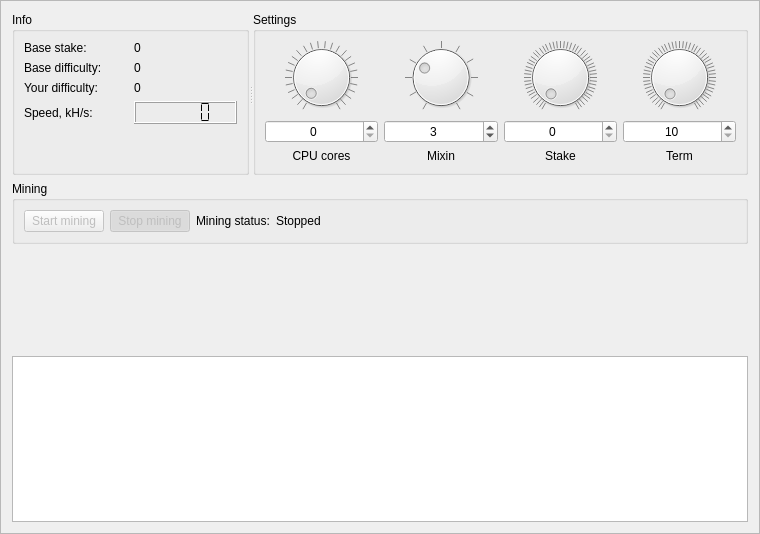
Qt form src/gui/ui/miningframe.ui (aivve/KarbowanecWallet) before a commit.
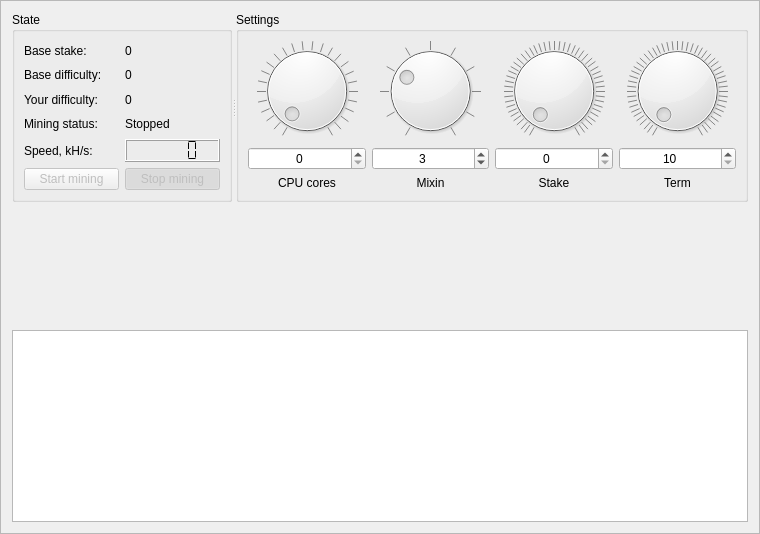
The same form after that commit. Custom widgets are drawn as their Qt base class.

Commit message: Rearranged mining frame layout and fixed some bugs

What changed in the file:
```diff
--- a/src/gui/ui/miningframe.ui
+++ b/src/gui/ui/miningframe.ui
@@ -30,30 +30,9 @@
      </property>
      <widget class="QGroupBox" name="groupBox">
       <property name="title">
-       <string>Info</string>
+       <string>State</string>
       </property>
       <layout class="QGridLayout" name="gridLayout">
-       <item row="2" column="0">
-        <widget class="QLabel" name="label_9">
-         <property name="text">
-          <string>Your difficulty:</string>
-         </property>
-        </widget>
-       </item>
-       <item row="3" column="1">
-        <widget class="QLCDNumber" name="m_hashratelcdNumber">
-         <property name="segmentStyle">
-          <enum>QLCDNumber::Flat</enum>
-         </property>
-        </widget>
-       </item>
-       <item row="0" column="1">
-        <widget class="QLabel" name="m_stakeLabel">
-         <property name="text">
-          <string>0</string>
-         </property>
-        </widget>
-       </item>
        <item row="2" column="1">
         <widget class="QLabel" name="m_minerDiff">
          <property name="text">
@@ -61,31 +40,67 @@
          </property>
         </widget>
        </item>
-       <item row="5" column="0" colspan="2">
-        <spacer name="verticalSpacer">
-         <property name="orientation">
-          <enum>Qt::Vertical</enum>
+       <item row="5" column="1">
+        <widget class="QPushButton" name="m_stopSolo">
+         <property name="enabled">
+          <bool>false</bool>
          </property>
-         <property name="sizeHint" stdset="0">
-          <size>
-           <width>188</width>
-           <height>39</height>
-          </size>
+         <property name="text">
+          <string>Stop mining</string>
          </property>
-        </spacer>
+         <property name="checkable">
+          <bool>true</bool>
+         </property>
+         <property name="checked">
+          <bool>true</bool>
+         </property>
+         <attribute name="buttonGroup">
+          <string notr="true">m_soloButtonGroup</string>
+         </attribute>
+        </widget>
+       </item>
+       <item row="1" column="1">
+        <widget class="QLabel" name="m_baseDiff">
+         <property name="text">
+          <string>0</string>
+         </property>
+        </widget>
        </item>
        <item row="3" column="0">
+        <widget class="QLabel" name="label_4">
+         <property name="text">
+          <string>Mining status:</string>
+         </property>
+        </widget>
+       </item>
+       <item row="4" column="1">
+        <widget class="QLCDNumber" name="m_hashratelcdNumber">
+         <property name="segmentStyle">
+          <enum>QLCDNumber::Flat</enum>
+         </property>
+        </widget>
+       </item>
+       <item row="4" column="0">
         <widget class="QLabel" name="label_6">
          <property name="text">
           <string>Speed, kH/s:</string>
          </property>
         </widget>
        </item>
-       <item row="0" column="0">
-        <widget class="QLabel" name="label">
+       <item row="5" column="0">
+        <widget class="QPushButton" name="m_startSolo">
+         <property name="enabled">
+          <bool>false</bool>
+         </property>
          <property name="text">
-          <string>Base stake:</string>
+          <string>Start mining</string>
          </property>
+         <property name="checkable">
+          <bool>true</bool>
+         </property>
+         <attribute name="buttonGroup">
+          <string notr="true">m_soloButtonGroup</string>
+         </attribute>
         </widget>
        </item>
        <item row="1" column="0">
@@ -95,13 +110,34 @@
          </property>
         </widget>
        </item>
-       <item row="1" column="1">
-        <widget class="QLabel" name="m_baseDiff">
+       <item row="2" column="0">
+        <widget class="QLabel" name="label_9">
+         <property name="text">
+          <string>Your difficulty:</string>
+         </property>
+        </widget>
+       </item>
+       <item row="0" column="1">
+        <widget class="QLabel" name="m_stakeLabel">
          <property name="text">
           <string>0</string>
          </property>
         </widget>
        </item>
+       <item row="0" column="0">
+        <widget class="QLabel" name="label">
+         <property name="text">
+          <string>Base stake:</string>
+         </property>
+        </widget>
+       </item>
+       <item row="3" column="1">
+        <widget class="QLabel" name="m_soloLabel">
+         <property name="text">
+          <string>Stopped</string>
+         </property>
+        </widget>
+       </item>
       </layout>
      </widget>
      <widget class="QGroupBox" name="groupBox_3">
@@ -294,83 +330,6 @@
      </widget>
     </widget>
    </item>
-   <item>
-    <widget class="QGroupBox" name="groupBox_2">
-     <property name="minimumSize">
-      <size>
-       <width>0</width>
-       <height>0</height>
-      </size>
-     </property>
-     <property name="title">
-      <string>Mining</string>
-     </property>
-     <layout class="QGridLayout" name="gridLayout_4">
-      <item row="0" column="1">
-       <widget class="QPushButton" name="m_stopSolo">
-        <property name="enabled">
-         <bool>false</bool>
-        </property>
-        <property name="text">
-         <string>Stop mining</string>
-        </property>
-        <property name="checkable">
-         <bool>true</bool>
-        </property>
-        <property name="checked">
-         <bool>true</bool>
-        </property>
-        <attribute name="buttonGroup">
-         <string notr="true">m_soloButtonGroup</string>
-        </attribute>
-       </widget>
-      </item>
-      <item row="0" column="0">
-       <widget class="QPushButton" name="m_startSolo">
-        <property name="enabled">
-         <bool>false</bool>
-        </property>
-        <property name="text">
-         <string>Start mining</string>
-        </property>
-        <property name="checkable">
-         <bool>true</bool>
-        </property>
-        <attribute name="buttonGroup">
-         <string notr="true">m_soloButtonGroup</string>
-        </attribute>
-       </widget>
-      </item>
-      <item row="0" column="4">
-       <spacer name="horizontalSpacer_2">
-        <property name="orientation">
-         <enum>Qt::Horizontal</enum>
-        </property>
-        <property name="sizeHint" stdset="0">
-         <size>
-          <width>555</width>
-          <height>20</height>
-         </size>
-        </property>
-       </spacer>
-      </item>
-      <item row="0" column="3">
-       <widget class="QLabel" name="m_soloLabel">
-        <property name="text">
-         <string>Stopped</string>
-        </property>
-       </widget>
-      </item>
-      <item row="0" column="2">
-       <widget class="QLabel" name="label_4">
-        <property name="text">
-         <string>Mining status:</string>
-        </property>
-       </widget>
-      </item>
-     </layout>
-    </widget>
-   </item>
    <item>
     <widget class="QCustomPlot" name="m_hashRateChart" native="true">
      <property name="sizePolicy">
```
The commit also changes 2 other files.
